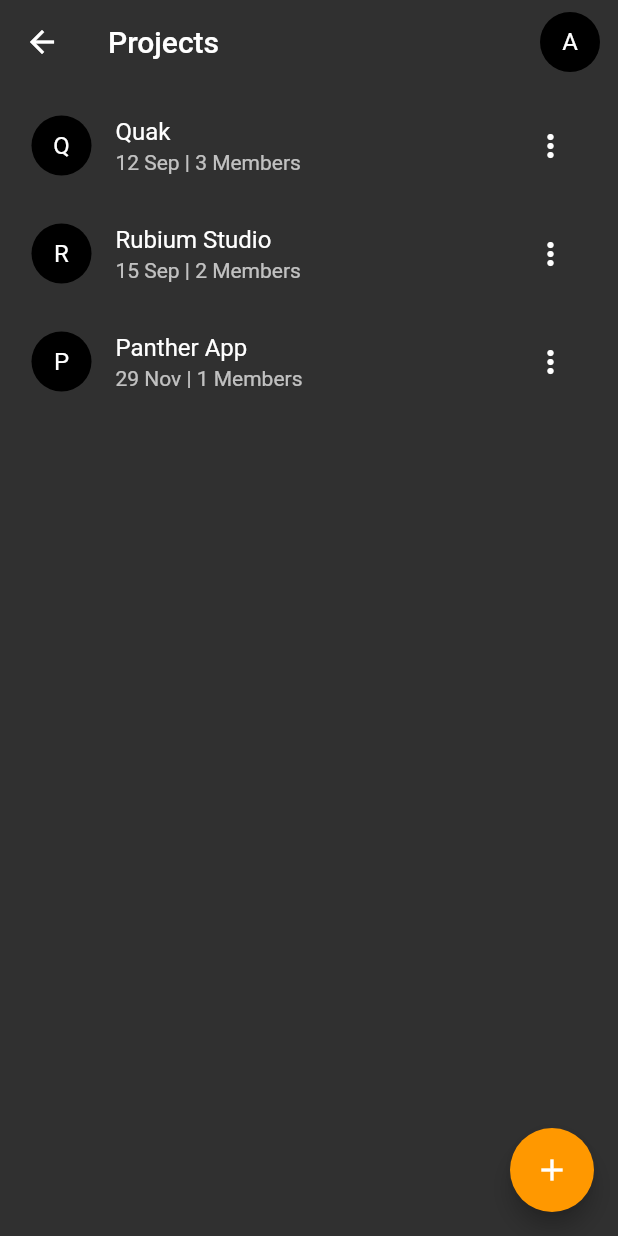
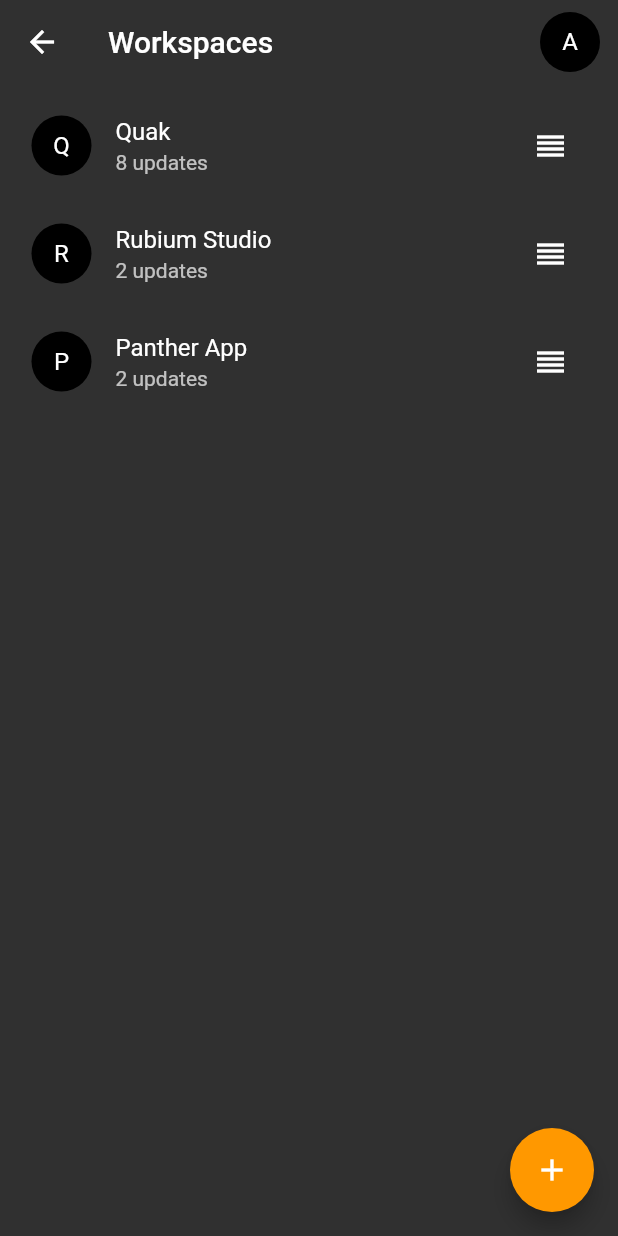
Before and after one commit to amirhesham65/Panther-App, a Flutter app: the ProjectsView screen opened by its route, on a phone screen of 412 x 824 dp. Run offline on Flutter 3.47's test engine with Material 2 defaults, Android fonts, the phone set to English and light mode, and no system bars; our stand-ins replace percent_indicator.

Commit message:
Final basic UI

```diff
--- a/lib/components/drawer.dart
+++ b/lib/components/drawer.dart
@@ -23,7 +23,7 @@ class AppDrawer extends StatelessWidget {
             ),
             ListTile(
               title: Text('Workspaces'),
-              subtitle: Text('12 notifications'),
+              subtitle: Text('12 new updates'),
               trailing: Icon(Icons.view_carousel),
               onTap: () => Navigator.pushNamed(context, '/projects')
             ),
--- a/lib/views/ProjectsView.dart
+++ b/lib/views/ProjectsView.dart
@@ -13,7 +13,7 @@ class ProjectsView extends StatelessWidget {
         ),
       ),
       appBar: AppBar(
-        title: Text('Projects'),
+        title: Text('Workspaces'),
         backgroundColor: Theme.of(context).canvasColor,
         elevation: 0.0,
         actions: <Widget>[
@@ -37,10 +37,10 @@ class ProjectsView extends StatelessWidget {
                         child: Text('Q'),
                       ),
                       title: Text('Quak'),
-                      subtitle: Text('12 Sep | 3 Members'),
+                      subtitle: Text('8 updates'),
                       trailing: IconButton(
                         onPressed: () {},
-                        icon: Icon(Icons.more_vert),
+                        icon: Icon(Icons.reorder),
                       ),
                     ),
                     ListTile(
@@ -48,10 +48,10 @@ class ProjectsView extends StatelessWidget {
                         child: Text('R'),
                       ),
                       title: Text('Rubium Studio'),
-                      subtitle: Text('15 Sep | 2 Members'),
+                      subtitle: Text('2 updates'),
                       trailing: IconButton(
                         onPressed: () {},
-                        icon: Icon(Icons.more_vert),
+                        icon: Icon(Icons.reorder),
                       ),
                     ),
                     ListTile(
@@ -59,10 +59,10 @@ class ProjectsView extends StatelessWidget {
                         child: Text('P'),
                       ),
                       title: Text('Panther App'),
-                      subtitle: Text('29 Nov | 1 Members'),
+                      subtitle: Text('2 updates'),
                       trailing: IconButton(
                         onPressed: () {},
-                        icon: Icon(Icons.more_vert),
+                        icon: Icon(Icons.reorder),
                       ),
                     ),
                 ],
```
